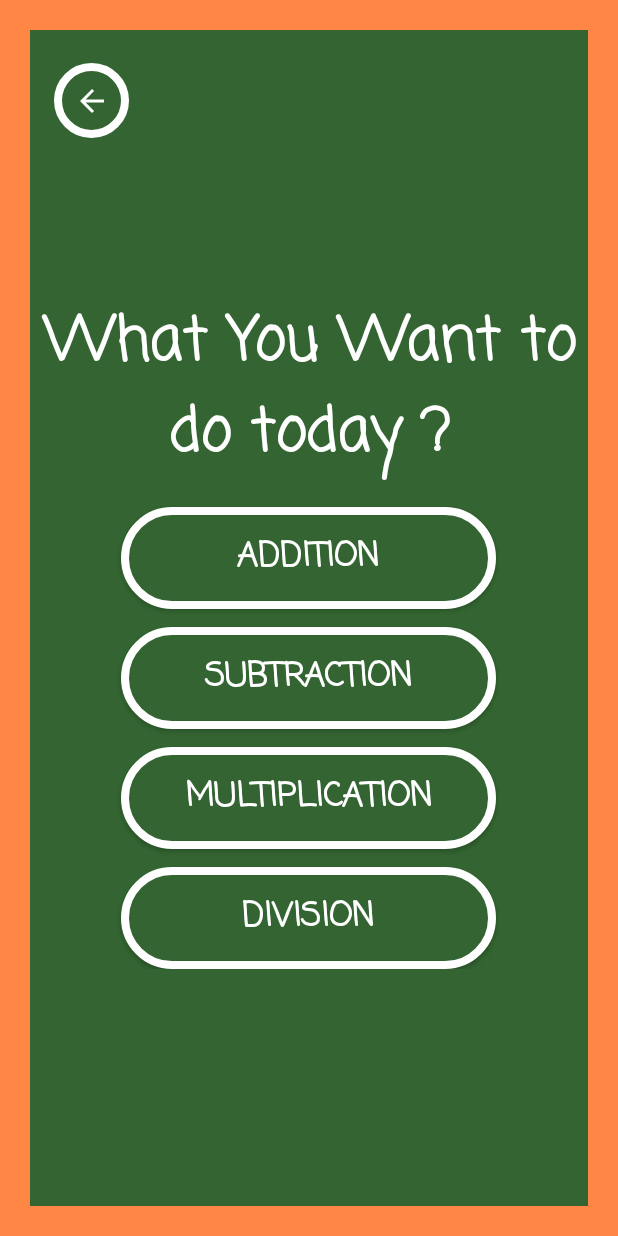
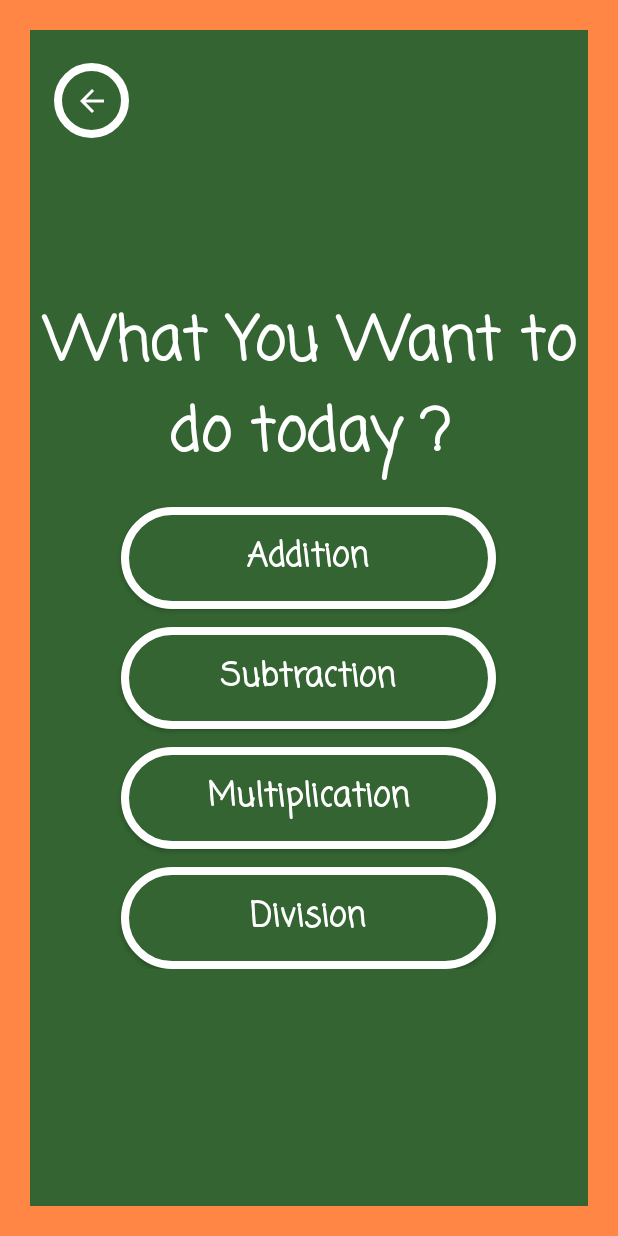
Before and after one commit to panchalpk20/KidsSafariRebuild, an Android app: the frontScreen screen opened directly, with no data from a screen before it, on a phone screen of 412 x 824 dp. Run offline under Robolectric (Android 15) with nearby library versions, the phone set to English and light mode, and no system bars; our stand-ins replace AdMob; 2 statements that could not run were skipped.

Commit message:
V2 FINAL 2?

```diff
--- a/app/src/main/java/com/anngrynerds/kidssafari/drawgame/DrawMainActivity.java
+++ b/app/src/main/java/com/anngrynerds/kidssafari/drawgame/DrawMainActivity.java
@@ -164,7 +164,7 @@ public class DrawMainActivity extends AppCompatActivity {
                 // The mInterstitialAd reference will be null until
                 // an ad is loaded.
                 mInterstitialAd = interstitialAd;
-                //        Toast.makeText(DrawMainActivity.this, "Ad loaded", Toast.LENGTH_SHORT).show();
+        //        Toast.makeText(DrawMainActivity.this, "Ad loaded", Toast.LENGTH_SHORT).show();
             }
 
             @Override
--- a/app/src/main/java/com/anngrynerds/kidssafari/mathGame/frontScreen.java
+++ b/app/src/main/java/com/anngrynerds/kidssafari/mathGame/frontScreen.java
@@ -80,10 +80,6 @@ public class frontScreen extends AppCompatActivity {
 
 //        get High Score
 
-        SharedPreferences prefs = this.getSharedPreferences("myPrefsKey", Context.MODE_PRIVATE);
-        hisE = prefs.getInt("MathHighScore" + "easy" + sign, 0);
-        hisM = prefs.getInt("MathHighScore" + "Medium" + sign, 0);
-        hisH = prefs.getInt("MathHighScore" + "Hard" + sign, 0);
 
 //        end high score
 
@@ -124,6 +120,13 @@ public class frontScreen extends AppCompatActivity {
         CL_selectSign.setVisibility(View.GONE);
         CL_selectDiff.setVisibility(View.VISIBLE);
 
+
+        SharedPreferences prefs = this.getSharedPreferences("myPrefsKey", Context.MODE_PRIVATE);
+        hisE = prefs.getInt("MathHighScore" + "math_e" + sign, 0);
+        hisM = prefs.getInt("MathHighScore" + "math_m" + sign, 0);
+        hisH = prefs.getInt("MathHighScore" + "math_h" + sign, 0);
+
+
         hiScE.setText(MessageFormat.format("Hi-Score: {0}", hisE));
         hiScM.setText(MessageFormat.format("Hi-Score: {0}", hisM));
         hiScH.setText(MessageFormat.format("Hi-Score: {0}", hisH));
@@ -144,4 +147,6 @@ public class frontScreen extends AppCompatActivity {
 
 
     }
+
+
 }
--- a/app/src/main/res/layout/activity_main_screen.xml
+++ b/app/src/main/res/layout/activity_main_screen.xml
@@ -14,7 +14,8 @@
         app:lottie_autoPlay="true"
         app:lottie_loop="true"
         app:lottie_rawRes="@raw/mainscreen_animated_bg"
-        app:lottie_repeatMode="restart" />
+        android:background="@color/white"
+        app:lottie_repeatMode="reverse" />
 
     <TextView
         android:id="@+id/textView2"
--- a/app/src/main/res/layout/activity_math_front_screen.xml
+++ b/app/src/main/res/layout/activity_math_front_screen.xml
@@ -11,7 +11,7 @@
         android:id="@+id/mathgame_layer1"
         android:layout_width="match_parent"
         android:layout_height="match_parent"
-        android:visibility="invisible">
+        android:visibility="visible">
 
         <ImageButton
             android:id="@+id/back"
@@ -65,6 +65,7 @@
                 android:layout_weight="0.5"
                 android:background="@drawable/sign_buttons"
                 android:fontFamily="casual"
+                android:textAllCaps="false"
                 android:text="@string/addition"
                 android:textColor="#fff"
                 android:textSize="22sp"
@@ -77,6 +78,7 @@
                 android:layout_gravity="center"
                 android:layout_marginTop="12dp"
                 android:layout_weight="0.5"
+                android:textAllCaps="false"
                 android:background="@drawable/sign_buttons"
                 android:fontFamily="casual"
                 android:text="@string/subtraction"
@@ -88,6 +90,7 @@
                 android:id="@+id/mult"
                 android:layout_width="250dp"
                 android:layout_height="68dp"
+                android:textAllCaps="false"
                 android:layout_gravity="center"
                 android:layout_marginTop="12dp"
                 android:layout_weight="0.5"
@@ -101,6 +104,7 @@
             <androidx.appcompat.widget.AppCompatButton
                 android:id="@+id/div"
                 android:layout_width="250dp"
+                android:textAllCaps="false"
                 android:layout_height="68dp"
                 android:layout_gravity="center"
                 android:layout_marginTop="12dp"
```
Also changed, not shown: app/src/main/java/com/anngrynerds/kidssafari/mathGame/MathGameScreen.java (+38 -31 lines), app/src/main/java/com/anngrynerds/kidssafari/spellGame/SpellingGameScreen.java (+42 -15 lines).
